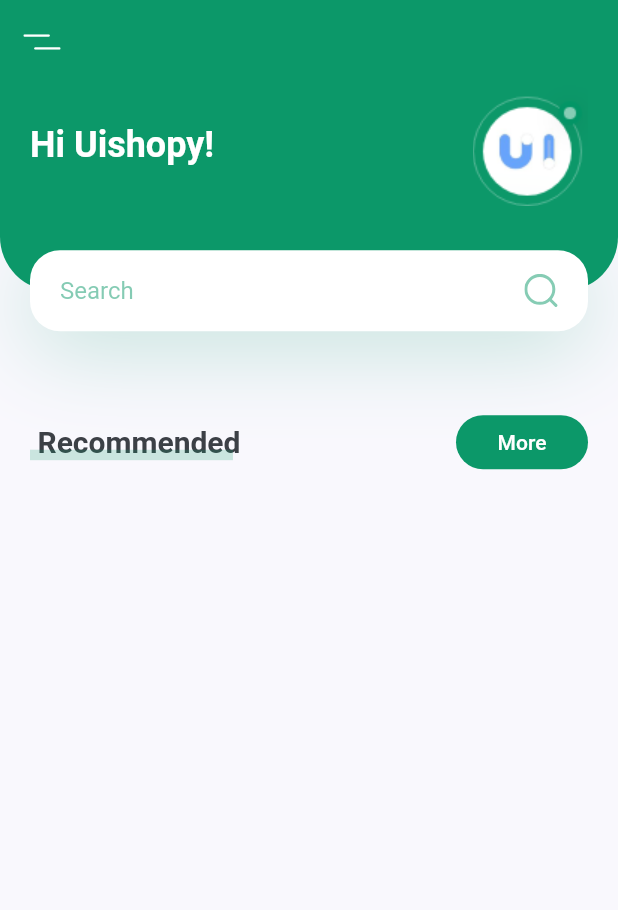
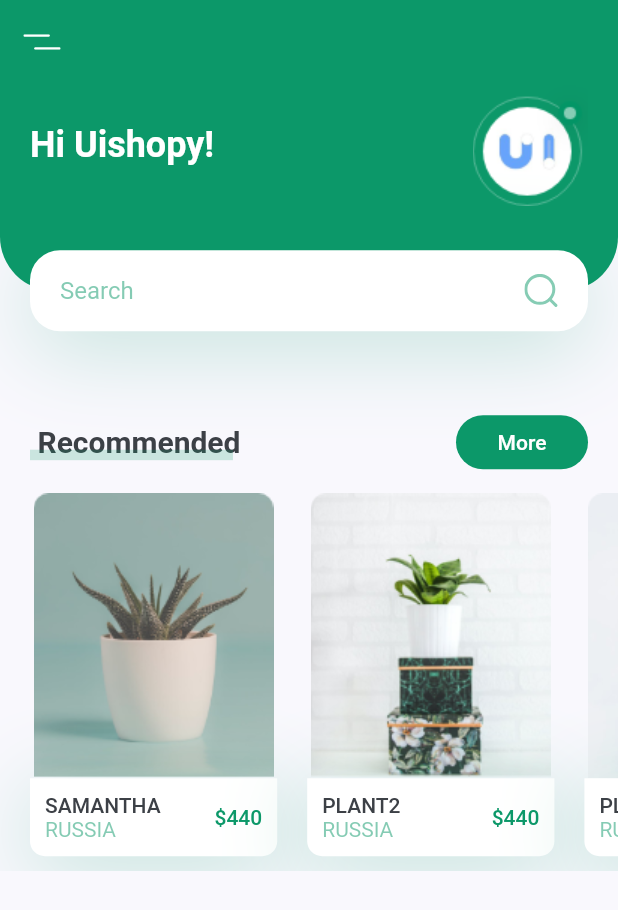
Before and after one commit to nargok/plant_app_ui_template, a Flutter app: the screen it shows after launch, on a phone screen of 412 x 824 dp. Shown: the top 910 px of the screen. Run offline on Flutter 3.47's test engine with Material 2 defaults, Android fonts, the phone set to English and light mode, and no system bars; our stand-ins replace flutter_svg.

Commit message:
recommended plants

```diff
--- a/lib/screens/home/components/body.dart
+++ b/lib/screens/home/components/body.dart
@@ -1,5 +1,6 @@
 import 'package:flutter/material.dart';
 import 'package:plant_ui_template/screens/home/components/header_with_searchbox.dart';
+import 'package:plant_ui_template/screens/home/components/recommended_plants.dart';
 import 'package:plant_ui_template/screens/home/components/title_with_more_btn.dart';
 
 class Body extends StatelessWidget {
@@ -14,6 +15,7 @@ class Body extends StatelessWidget {
             title: 'More',
             press: () {},
           ),
+          RecommendedPlants()
         ],
       ),
     );
--- /dev/null
+++ b/lib/screens/home/components/recommended_plants.dart
@@ -0,0 +1,118 @@
+import 'package:flutter/material.dart';
+import 'package:plant_ui_template/constants.dart';
+
+class RecommendedPlants extends StatelessWidget {
+  const RecommendedPlants({
+    Key key,
+  }) : super(key: key);
+
+  @override
+  Widget build(BuildContext context) {
+    return SingleChildScrollView(
+      scrollDirection: Axis.horizontal,
+      child: Row(
+        children: [
+          RecommendedPlantCard(
+            image: "assets/images/image_1.png",
+            title: "Samantha",
+            country: "Russia",
+            price: 440,
+            press: () {},
+          ),
+          RecommendedPlantCard(
+            image: "assets/images/image_2.png",
+            title: "plant2",
+            country: "Russia",
+            price: 440,
+            press: () {},
+          ),
+          RecommendedPlantCard(
+            image: "assets/images/image_3.png",
+            title: "plant3",
+            country: "Russia",
+            price: 440,
+            press: () {},
+          ),
+        ],
+      ),
+    );
+  }
+}
+
+class RecommendedPlantCard extends StatelessWidget {
+  const RecommendedPlantCard({
+    Key key,
+    this.image,
+    this.title,
+    this.country,
+    this.price,
+    this.press,
+  }) : super(key: key);
+
+  final String image, title, country;
+  final int price;
+  final Function press;
+
+  @override
+  Widget build(BuildContext context) {
+    Size size = MediaQuery.of(context).size;
+    return GestureDetector(
+      onTap: press,
+      child: Container(
+        margin: EdgeInsets.only(
+          left: kDefaultPadding,
+          top: kDefaultPadding / 2,
+          bottom: kDefaultPadding / 2,
+        ),
+        width: size.width * 0.4,
+        child: Column(
+          children: [
+            Image.asset(image),
+            Container(
+              padding: EdgeInsets.all(kDefaultPadding / 2),
+              decoration: BoxDecoration(
+                color: Colors.white,
+                borderRadius: BorderRadius.only(
+                  bottomLeft: Radius.circular(10),
+                  bottomRight: Radius.circular(10),
+                ),
+                boxShadow: [
+                  BoxShadow(
+                    offset: Offset(0, 10),
+                    blurRadius: 50,
+                    color: kPrimaryColor.withOpacity(0.23),
+                  )
+                ],
+              ),
+              child: Row(
+                children: [
+                  RichText(
+                    text: TextSpan(children: [
+                      TextSpan(
+                        text: "$title\n".toUpperCase(),
+                        style: Theme.of(context).textTheme.button,
+                      ),
+                      TextSpan(
+                        text: country.toUpperCase(),
+                        style: TextStyle(
+                            color: kPrimaryColor.withOpacity(0.5)),
+                      ),
+                    ]),
+                  ),
+                  Spacer(),
+                  Text(
+                    '\$$price',
+                    style: Theme.of(context)
+                        .textTheme
+                        .button
+                        .copyWith(color: kPrimaryColor),
+                  ),
+                ],
+              ),
+            ),
+          ],
+        ),
+      ),
+    );
+  }
+}
```
